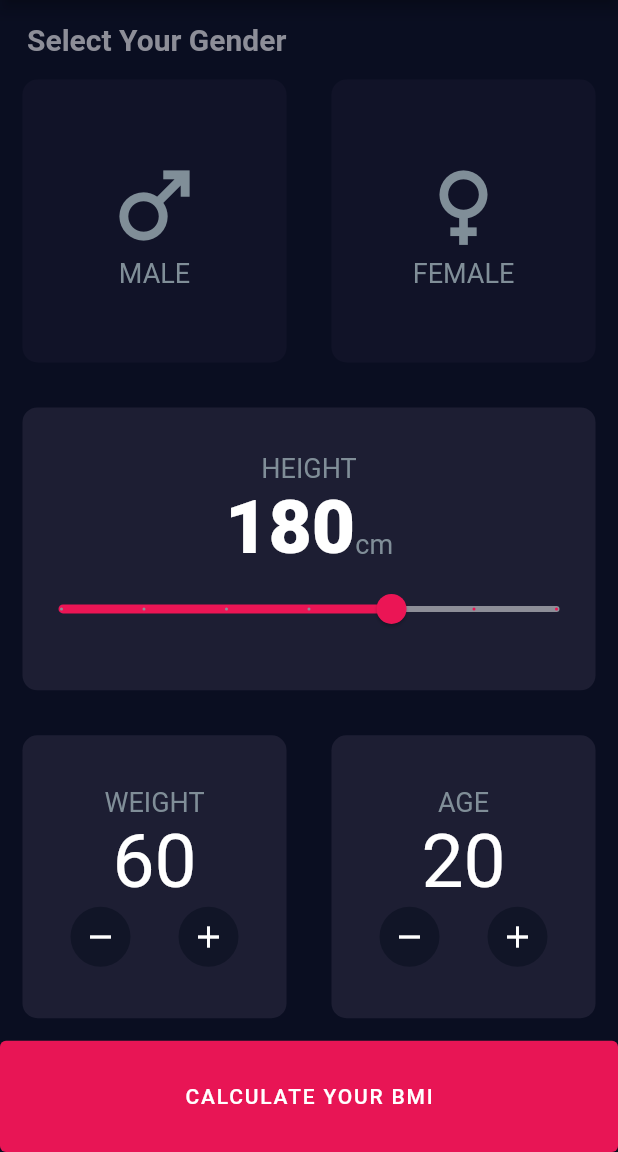
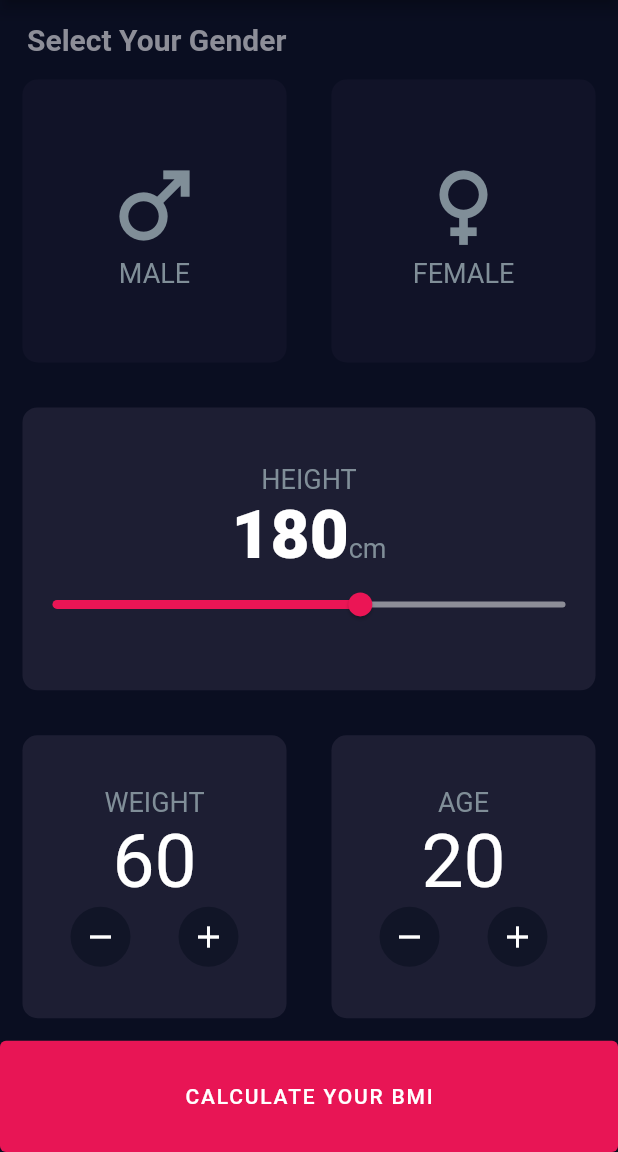
Before and after one commit to mdrabbihossen/BMI-calculator, a Flutter app: the screen it shows after launch, on a phone screen of 412 x 824 dp, the part 84-1236 px from its top. Run offline on Flutter 3.47's test engine with Material 2 defaults, Android fonts, the phone set to English and light mode, and no system bars.

```diff
--- a/lib/main.dart
+++ b/lib/main.dart
@@ -17,6 +17,11 @@ class MyApp extends StatelessWidget {
       theme: ThemeData.dark().copyWith(
         primaryColor: Constants().kBackgroundColor,
         scaffoldBackgroundColor: Constants().kBackgroundColor,
+        sliderTheme: SliderTheme.of(context).copyWith(
+          thumbShape: RoundSliderThumbShape(enabledThumbRadius: 8),
+          overlayShape: RoundSliderOverlayShape(overlayRadius: 20),
+          overlayColor: Color(0x29eb1555),
+        ),
       ),
       home: HomeScreen(),
     );
--- a/lib/views/home/screens/home_screen.dart
+++ b/lib/views/home/screens/home_screen.dart
@@ -118,7 +118,7 @@ class _HomeScreenState extends State<HomeScreen> {
                       Text(
                         '${sliderValue}',
                         style: TextStyle(
-                          fontSize: 50,
+                          fontSize: 45,
                           fontWeight: FontWeight.w900,
                         ),
                       ),
@@ -134,7 +134,6 @@ class _HomeScreenState extends State<HomeScreen> {
                     max: 220.0,
                     label: '$sliderValue',
                     inactiveColor: Color(0xff8d8e98),
-                    divisions: 6,
                     activeColor: Color(0xffeb1555),
                     onChanged: (value) {
                       setState(() {
```
